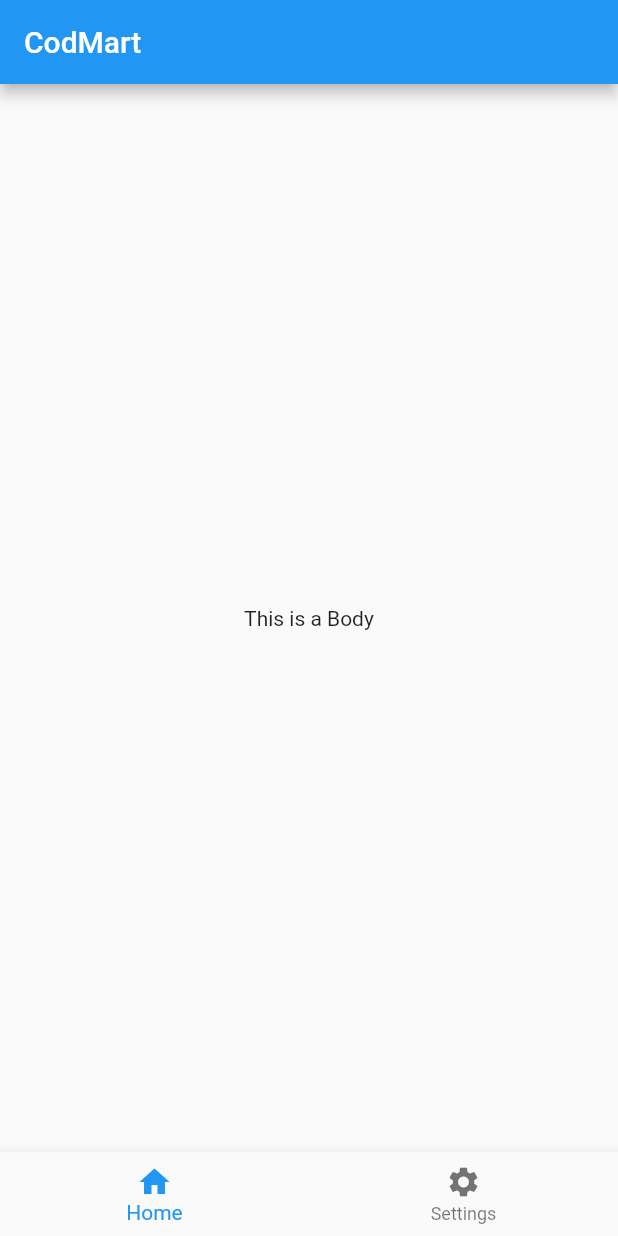
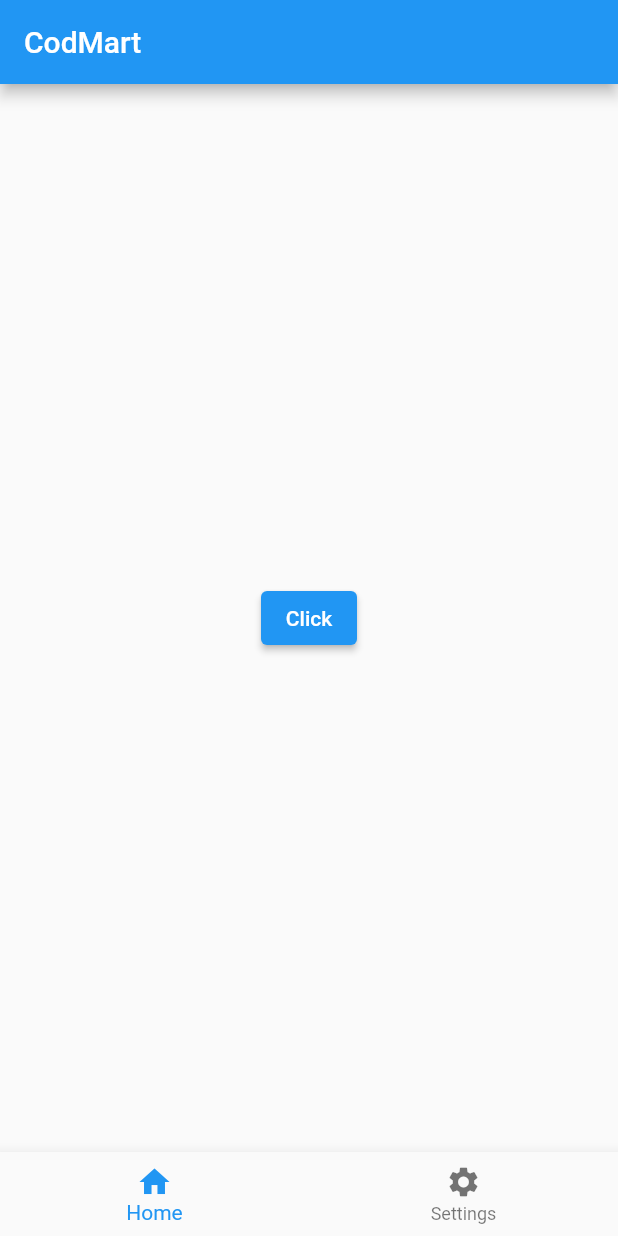
Before and after one commit to Hasitha-Lakshan404/Flutter_Basic, a Flutter app: the screen it shows after launch, on a phone screen of 412 x 824 dp. Run offline on Flutter 3.47's test engine with Material 2 defaults, Android fonts, the phone set to English and light mode, and no system bars.

Commit message:
Create an ElevatedButton

```diff
--- a/lib/main.dart
+++ b/lib/main.dart
@@ -16,7 +16,9 @@ class MyApp extends StatelessWidget {
           // Title
           title: const Text('CodMart'),
         ),
-        body: const Center(child: Text('This is a Body')),
+        body: Center(
+          child: ElevatedButton(onPressed: () {}, child: Text('Click')),
+        ),
         bottomNavigationBar: BottomNavigationBar(items: const [
           BottomNavigationBarItem(label: 'Home', icon: Icon(Icons.home)),
           BottomNavigationBarItem(label: 'Settings', icon: Icon(Icons.settings))
```
